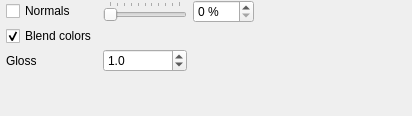
Old version of the form src/gui/forms/toolbar_rendernormalsgroup.ui in the repository open-scan-crew/OpenScanTools.
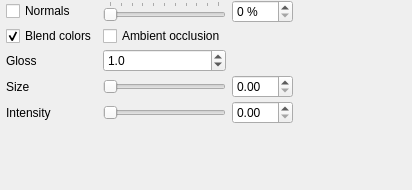
New version of the form.

```diff
--- a/src/gui/forms/toolbar_rendernormalsgroup.ui
+++ b/src/gui/forms/toolbar_rendernormalsgroup.ui
@@ -7,7 +7,7 @@
     <x>0</x>
     <y>0</y>
     <width>412</width>
-    <height>116</height>
+    <height>190</height>
    </rect>
   </property>
   <property name="windowTitle">
@@ -84,7 +84,7 @@
      </property>
     </widget>
    </item>
-   <item row="5" column="4">
+   <item row="6" column="4">
     <spacer name="verticalSpacer">
      <property name="orientation">
       <enum>Qt::Vertical</enum>
@@ -107,6 +107,13 @@
      </property>
     </widget>
    </item>
+   <item row="1" column="5">
+    <widget class="QCheckBox" name="checkBox_ao">
+     <property name="text">
+      <string>Ambient occlusion</string>
+     </property>
+    </widget>
+   </item>
    <item row="2" column="4">
     <widget class="QLabel" name="label_sharpness">
      <property name="text">
@@ -127,6 +134,66 @@
      </property>
     </widget>
    </item>
+   <item row="3" column="4">
+    <widget class="QLabel" name="label_aoSize">
+     <property name="text">
+      <string>Size</string>
+     </property>
+    </widget>
+   </item>
+   <item row="3" column="5">
+    <widget class="QSlider" name="aoSizeSlider">
+     <property name="maximum">
+      <number>100</number>
+     </property>
+     <property name="orientation">
+      <enum>Qt::Horizontal</enum>
+     </property>
+    </widget>
+   </item>
+   <item row="3" column="6">
+    <widget class="QDoubleSpinBox" name="aoSizeSpinBox">
+     <property name="decimals">
+      <number>2</number>
+     </property>
+     <property name="maximum">
+      <double>1.000000000000000</double>
+     </property>
+     <property name="singleStep">
+      <double>0.010000000000000</double>
+     </property>
+    </widget>
+   </item>
+   <item row="4" column="4">
+    <widget class="QLabel" name="label_aoIntensity">
+     <property name="text">
+      <string>Intensity</string>
+     </property>
+    </widget>
+   </item>
+   <item row="4" column="5">
+    <widget class="QSlider" name="aoIntensitySlider">
+     <property name="maximum">
+      <number>100</number>
+     </property>
+     <property name="orientation">
+      <enum>Qt::Horizontal</enum>
+     </property>
+    </widget>
+   </item>
+   <item row="4" column="6">
+    <widget class="QDoubleSpinBox" name="aoIntensitySpinBox">
+     <property name="decimals">
+      <number>2</number>
+     </property>
+     <property name="maximum">
+      <double>1.000000000000000</double>
+     </property>
+     <property name="singleStep">
+      <double>0.010000000000000</double>
+     </property>
+    </widget>
+   </item>
   </layout>
  </widget>
  <layoutdefault spacing="6" margin="11"/>
```
Left out of the diff: 5 changed lines with no effect on the pictures.
